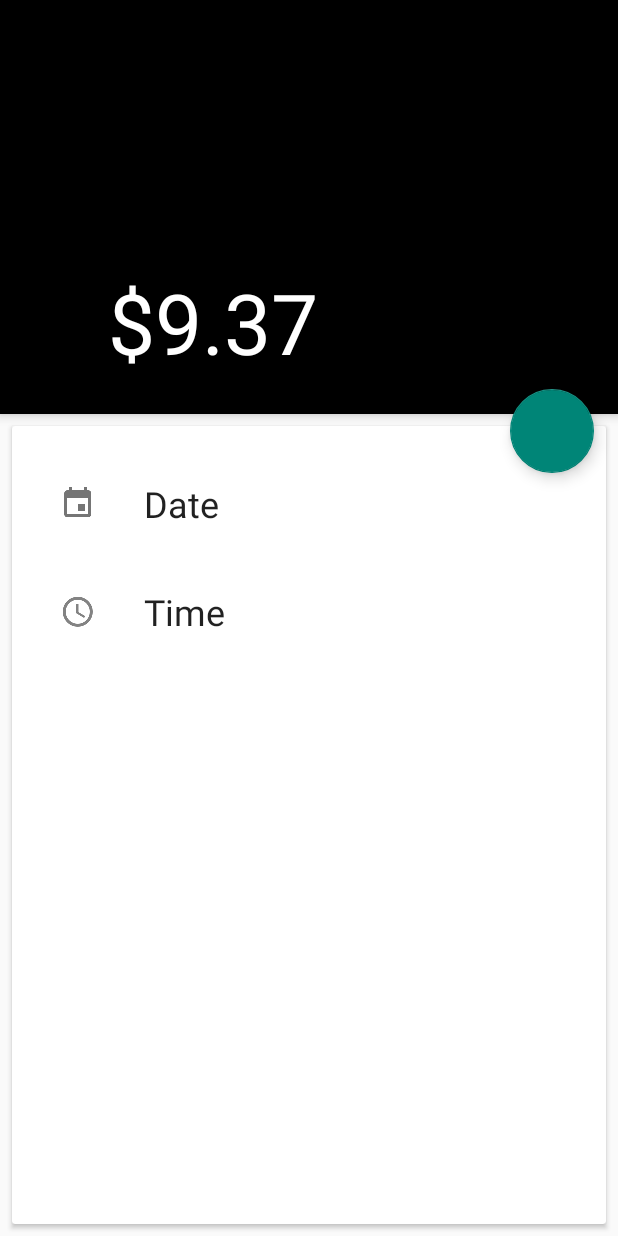
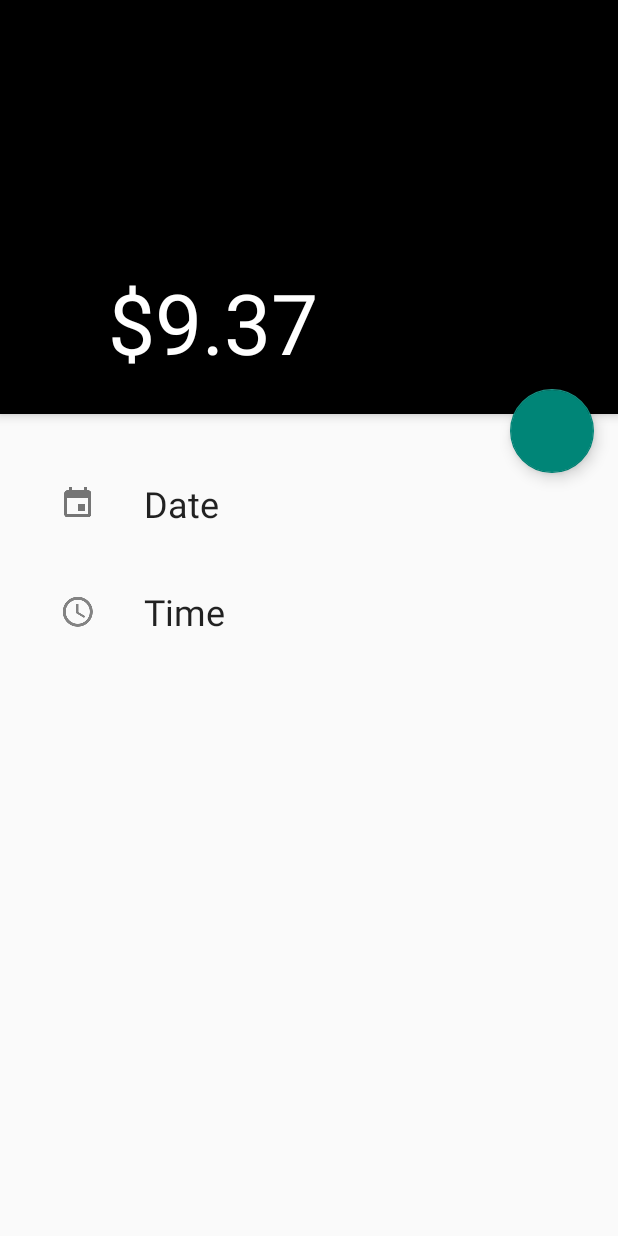
Before and after one commit to BearDroid/PaidToPoop, an Android app: the layout detail_view.xml on its own in the app's theme, with its tools: preview values and no code run, on a phone screen of 412 x 824 dp. Run offline under Robolectric (Android 15) with nearby library versions, the phone set to English and light mode, and no system bars; plain views replace FloatingActionButton.

Commit message:
Added alertdialog on delete of a log. Removed the cardview from detail view.

```diff
--- a/app/src/main/java/com/beardroid/paid2poop/DetailActivity.java
+++ b/app/src/main/java/com/beardroid/paid2poop/DetailActivity.java
@@ -1,6 +1,8 @@
 package com.beardroid.paid2poop;
 
 import android.annotation.TargetApi;
+import android.app.AlertDialog;
+import android.content.DialogInterface;
 import android.content.Intent;
 import android.graphics.Color;
 import android.os.Build;
@@ -121,7 +123,15 @@ public class DetailActivity extends ActionBarActivity {
     public boolean onOptionsItemSelected(MenuItem menuItem){
         switch(menuItem.getItemId()){
             case R.id.action_delete:
-                delete();
+                new AlertDialog.Builder(this).setTitle("Delete poop?")
+                        .setMessage("Are you sure you want to delete this log?")
+                        .setPositiveButton("Yes",new DialogInterface.OnClickListener() {
+                            @Override
+                            public void onClick(DialogInterface dialog, int which) {
+                                delete();
+                            }
+                        })
+                        .setNegativeButton("Cancel", null).show();
                 return true;
             case R.id.action_share:
                 share();
--- a/app/src/main/res/layout/detail_view.xml
+++ b/app/src/main/res/layout/detail_view.xml
@@ -1,22 +1,20 @@
 <?xml version="1.0" encoding="utf-8"?>
 <RelativeLayout xmlns:android="http://schemas.android.com/apk/res/android"
     xmlns:app="http://schemas.android.com/apk/res-auto"
-    xmlns:fab="http://schemas.android.com/apk/res-auto"
     android:layout_width="match_parent"
     android:layout_height="match_parent"
     android:orientation="vertical">
 
     <include
         android:id="@+id/detail_toolbar"
-        layout="@layout/detail_toolbar"
-        />
+        layout="@layout/detail_toolbar" />
 
     <RelativeLayout
         android:id="@+id/topDetail"
+        android:layout_width="match_parent"
+        android:layout_height="224dp"
         android:layout_below="@id/toolbar"
-        android:layout_width="match_parent"
         android:layout_marginTop="52dp"
-        android:layout_height="224dp"
         android:background="@color/black"
         android:elevation="4dp">
 
@@ -33,19 +31,13 @@
 
     </RelativeLayout>
 
-    <android.support.v7.widget.CardView
+    <LinearLayout
         android:id="@+id/bottomDetail"
-        android:layout_below="@id/topDetail"
         android:layout_width="match_parent"
         android:layout_height="match_parent"
+        android:layout_below="@id/topDetail"
         android:layout_margin="8dp"
         android:elevation="2dp"
-        app:cardCornerRadius="2dp">
-
-
-        <LinearLayout
-            android:layout_width="match_parent"
-            android:layout_height="match_parent"
         android:orientation="vertical"
         android:padding="16dp">
 
@@ -53,12 +45,12 @@
             android:id="@+id/dateView"
             android:layout_width="match_parent"
             android:layout_height="72dp"
-                android:textAlignment="center">
+            android:gravity="center_vertical">
 
             <ImageView
                 android:id="@+id/dateIcon"
                 android:layout_width="wrap_content"
-                    android:layout_height="wrap_content"
+                android:layout_height="match_parent"
                 android:layout_centerVertical="true"
                 android:layout_marginLeft="16dp"
                 android:layout_marginRight="16dp"
@@ -67,16 +59,16 @@
 
             <TextView
                 android:id="@+id/dateText"
-                    android:layout_width="wrap_content"
-                    android:layout_height="wrap_content"
+                android:layout_width="match_parent"
+                android:layout_height="match_parent"
                 android:layout_centerVertical="true"
                 android:layout_marginLeft="72dp"
+                android:gravity="center_vertical"
                 android:text="Date"
-                    android:textAlignment="center"
                 android:textColor="@color/abc_primary_text_material_light"
                 android:textSize="24sp"
-                    android:singleLine="true"
-                    android:gravity="center_vertical"/>
+                android:elegantTextHeight="true"
+                />
         </RelativeLayout>
 
         <RelativeLayout
@@ -87,7 +79,7 @@
             <ImageView
                 android:id="@+id/timeIcon"
                 android:layout_width="wrap_content"
-                    android:layout_height="wrap_content"
+                android:layout_height="match_parent"
                 android:layout_centerVertical="true"
                 android:layout_marginLeft="16dp"
                 android:layout_marginRight="16dp"
@@ -96,31 +88,30 @@
 
             <TextView
                 android:id="@+id/timeText"
-                    android:singleLine="true"
-                    android:layout_width="wrap_content"
-                    android:layout_height="wrap_content"
+                android:layout_width="match_parent"
+                android:layout_height="match_parent"
                 android:layout_centerVertical="true"
                 android:layout_marginLeft="72dp"
+                android:gravity="center_vertical"
+                android:singleLine="true"
                 android:text="Time"
                 android:textAlignment="center"
                 android:textColor="@color/abc_primary_text_material_light"
-                    android:textSize="24sp"
-                    android:gravity="center_vertical"/>
+                android:textSize="24sp" />
         </RelativeLayout>
 
     </LinearLayout>
-    </android.support.v7.widget.CardView>
+
     <com.getbase.floatingactionbutton.FloatingActionButton
         android:id="@+id/fab"
         android:layout_width="wrap_content"
         android:layout_height="wrap_content"
         android:layout_alignBottom="@id/topDetail"
+        android:layout_alignParentEnd="true"
         android:layout_alignParentRight="true"
-        android:layout_alignParentEnd="true"
         android:layout_marginBottom="-39dp"
         android:layout_marginRight="16dp"
+        android:background="@drawable/ripple_good"
         android:elevation="8dp"
-        app:fab_icon="@drawable/ic_money"
-        android:background="@drawable/ripple_good"
-        />
+        app:fab_icon="@drawable/ic_money" />
 </RelativeLayout>
--- a/app/src/main/res/layout/poopcard.xml
+++ b/app/src/main/res/layout/poopcard.xml
@@ -6,9 +6,9 @@
     android:layout_width="match_parent"
     android:layout_height="120dp"
     android:layout_marginBottom="8dp"
+    android:background="@drawable/ripple_good"
     android:clickable="true"
     android:elevation="2dp"
-    android:background="@drawable/ripple_good"
     android.support.v7.cardview:cardElevation="10dp"
     card_view:cardBackgroundColor="@color/white"
     card_view:cardCornerRadius="4dp">
```
Also changed, not shown: app/src/main/res/layout/fragment_home.xml (+3 -6 lines). Lines whose indentation alone changed are shown as unchanged.
